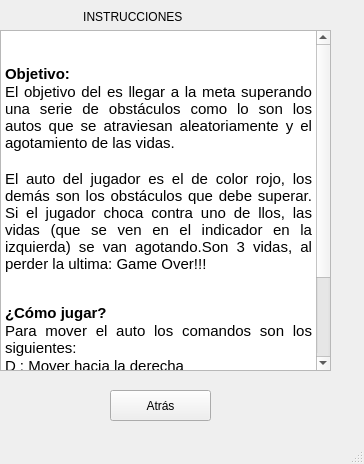
This is instrucciones.ui in hahf1010/proyectofinal as Qt 5 draws it before an edit. The edited form follows.
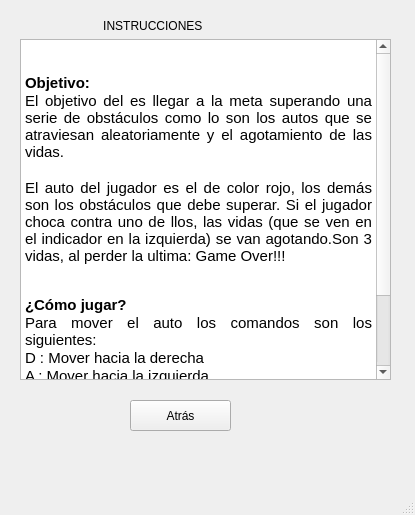
This is the edited form.

What changed in the file:
```diff
--- a/instrucciones.ui
+++ b/instrucciones.ui
@@ -6,33 +6,20 @@
    <rect>
     <x>0</x>
     <y>0</y>
-    <width>364</width>
-    <height>464</height>
+    <width>415</width>
+    <height>515</height>
    </rect>
   </property>
   <property name="windowTitle">
    <string>MainWindow</string>
   </property>
   <widget class="QWidget" name="centralwidget">
-   <widget class="QPushButton" name="atras">
-    <property name="geometry">
-     <rect>
-      <x>110</x>
-      <y>390</y>
-      <width>101</width>
-      <height>31</height>
-     </rect>
-    </property>
-    <property name="text">
-     <string>Atrás</string>
-    </property>
-   </widget>
    <widget class="QWidget" name="verticalWidget" native="true">
     <property name="geometry">
      <rect>
-      <x>0</x>
-      <y>10</y>
-      <width>331</width>
+      <x>20</x>
+      <y>19</y>
+      <width>371</width>
       <height>361</height>
      </rect>
     </property>
@@ -69,6 +56,19 @@
      </item>
     </layout>
    </widget>
+   <widget class="QPushButton" name="atras">
+    <property name="geometry">
+     <rect>
+      <x>130</x>
+      <y>400</y>
+      <width>101</width>
+      <height>31</height>
+     </rect>
+    </property>
+    <property name="text">
+     <string>Atrás</string>
+    </property>
+   </widget>
   </widget>
   <widget class="QMenuBar" name="menubar">
    <property name="geometry">
```
Left out of the diff: 10 changed lines with no effect on the pictures.
